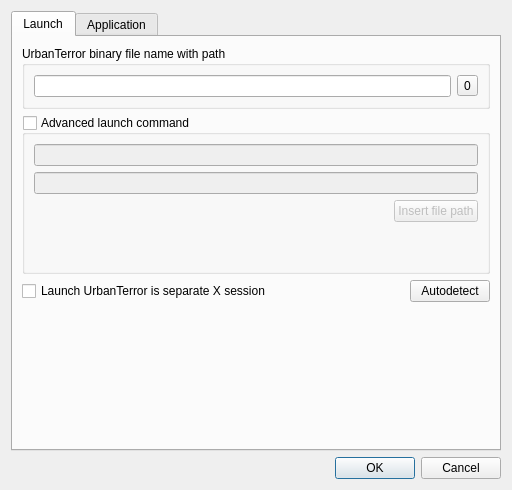
Qt form src/options_dialog.ui (navrocky/urtconnector) before a commit.
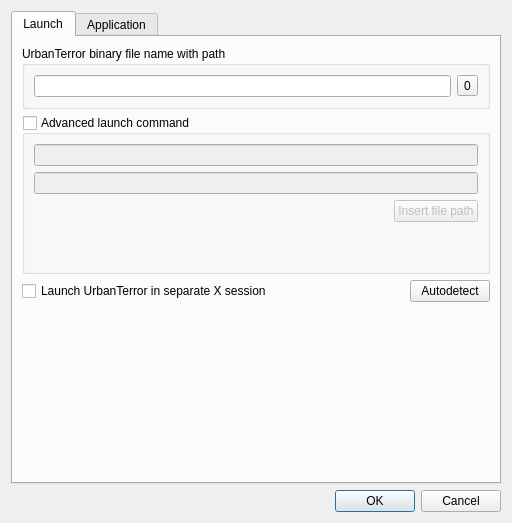
The same form after that commit. Icons and pictures are not drawn.

```diff
--- a/src/options_dialog.ui
+++ b/src/options_dialog.ui
@@ -7,7 +7,7 @@
     <x>0</x>
     <y>0</y>
     <width>512</width>
-    <height>477</height>
+    <height>523</height>
    </rect>
   </property>
   <property name="windowTitle">
@@ -155,7 +155,7 @@
          <item>
           <widget class="QCheckBox" name="separate_x_check">
            <property name="text">
-            <string>Launch UrbanTerror is separate X session</string>
+            <string>Launch UrbanTerror in separate X session</string>
            </property>
           </widget>
          </item>
```
